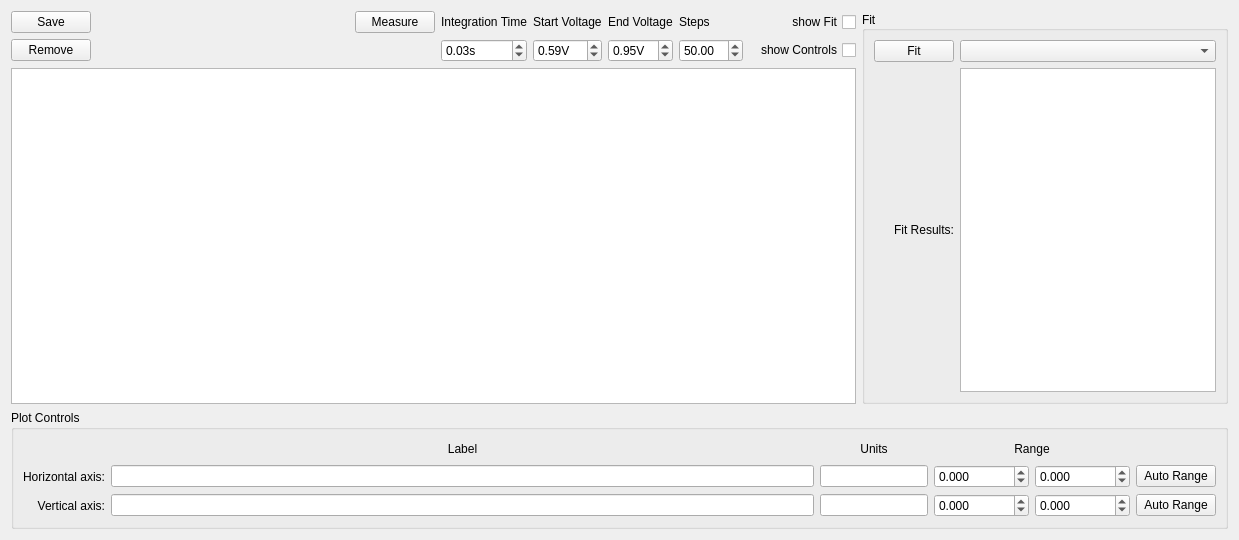
Above: gui/saturation/ui_plot_widget.ui from pikestefan/qudi_slab before the change. Below: the same form after it.
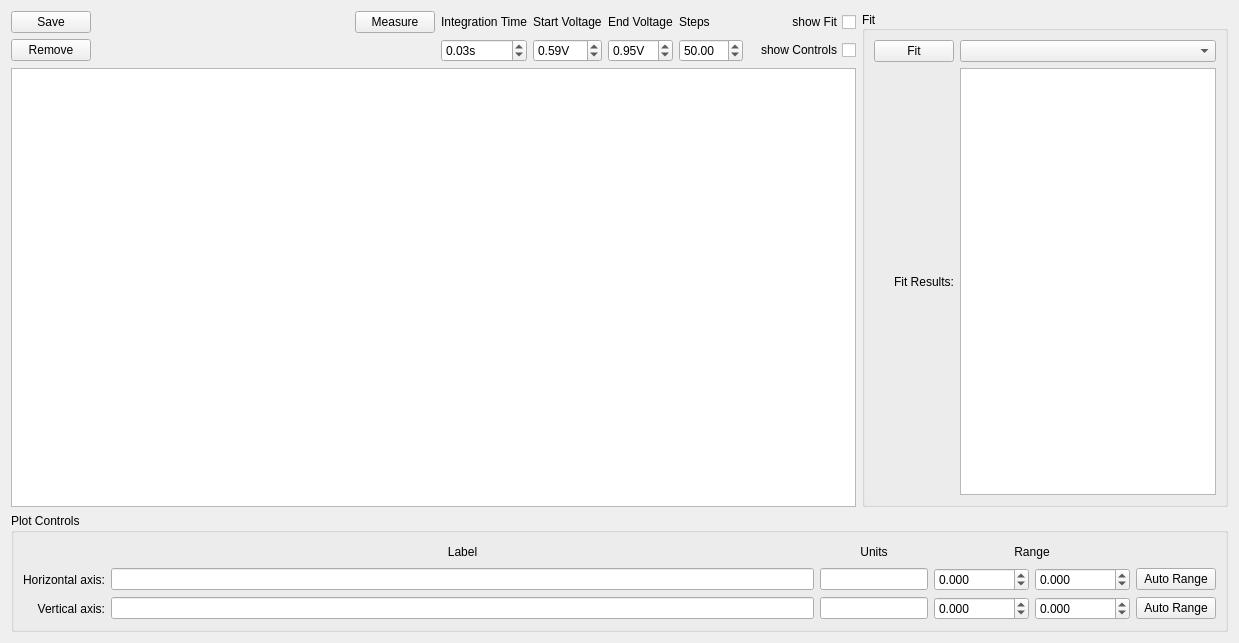
That is the form after the change. Custom widgets are drawn as their Qt base class.

The edit to the form file:
```diff
--- a/gui/saturation/ui_plot_widget.ui
+++ b/gui/saturation/ui_plot_widget.ui
@@ -7,7 +7,7 @@
     <x>0</x>
     <y>0</y>
     <width>1239</width>
-    <height>540</height>
+    <height>643</height>
    </rect>
   </property>
   <property name="windowTitle">
```
Left out of the diff: 2 changed lines with no effect on the pictures.
